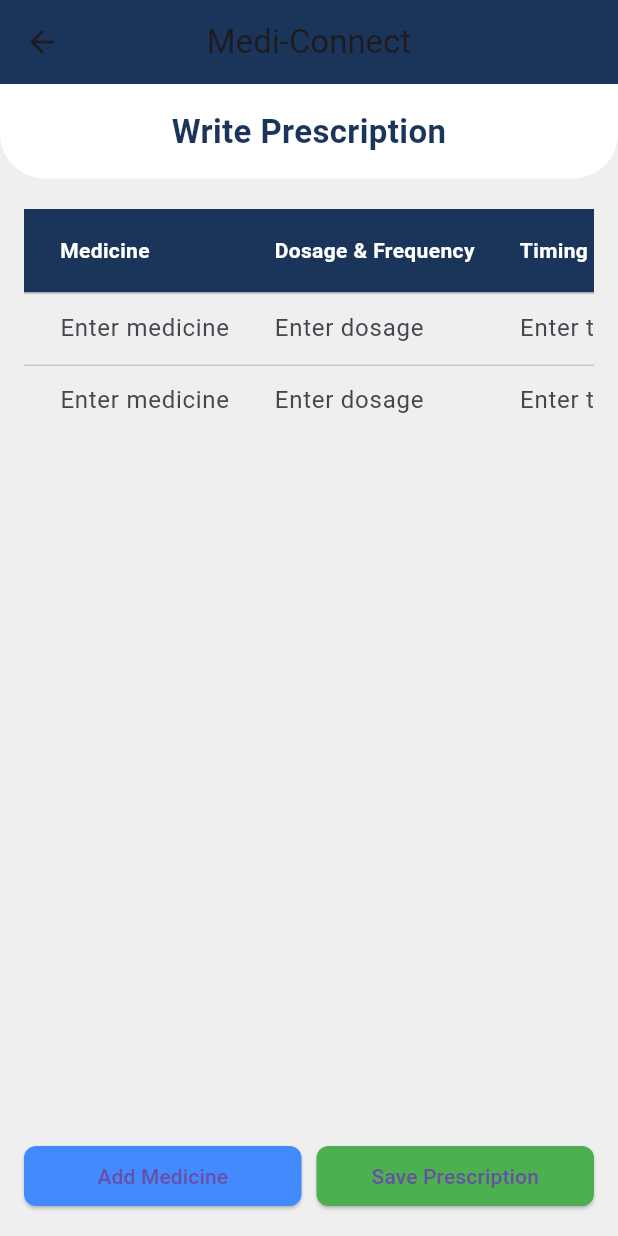
After one commit to xdanujj/mediconnect, a Flutter app: the DoctorPrescriptionInputPage screen opened directly, after a tap on "Add Medicine", on a phone screen of 412 x 824 dp. The commit adds this screen. Run offline on Flutter 3.47's test engine with Material 3 defaults, Android fonts, the phone set to English and light mode, and no system bars; our stand-ins replace file_picker, image_picker, printing, supabase_flutter; accounts and stored records are empty.

Commit message:
doctor prescription input

```diff
--- /dev/null
+++ b/mediconnect/lib/DoctorInputPrescriptionPage.dart
@@ -0,0 +1,177 @@
+import 'package:flutter/material.dart';
+
+class DoctorPrescriptionInputPage extends StatefulWidget {
+  const DoctorPrescriptionInputPage({Key? key}) : super(key: key);
+
+  @override
+  _DoctorPrescriptionInputPageState createState() => _DoctorPrescriptionInputPageState();
+}
+
+class _DoctorPrescriptionInputPageState extends State<DoctorPrescriptionInputPage> {
+  List<Map<String, TextEditingController>> prescriptions = [];
+
+  @override
+  void initState() {
+    super.initState();
+    // Start with one empty prescription row
+    addPrescriptionRow();
+  }
+
+  void addPrescriptionRow() {
+    prescriptions.add({
+      "Medicine": TextEditingController(),
+      "Dosage": TextEditingController(),
+      "Timing": TextEditingController(),
+    });
+    setState(() {});
+  }
+
+  void savePrescriptions() {
+    // You can modify this function to save to Supabase or your backend
+    for (var prescription in prescriptions) {
+      print("Medicine: ${prescription['Medicine']!.text}");
+      print("Dosage: ${prescription['Dosage']!.text}");
+      print("Timing: ${prescription['Timing']!.text}");
+      print('---');
+    }
+    // Show a simple success message
+    ScaffoldMessenger.of(context).showSnackBar(
+      const SnackBar(content: Text('Prescriptions saved successfully!')),
+    );
+  }
+
+  @override
+  void dispose() {
+    for (var prescription in prescriptions) {
+      prescription.values.forEach((controller) => controller.dispose());
+    }
+    super.dispose();
+  }
+
+  @override
+  Widget build(BuildContext context) {
+    return Scaffold(
+      backgroundColor: const Color(0xFFEFEFEF),
+      appBar: AppBar(
+        backgroundColor: const Color(0xFF1B355A),
+        title: const Text('Medi-Connect'),
+        centerTitle: true,
+        elevation: 0,
+      ),
+      body: Column(
+        children: [
+          Container(
+            padding: const EdgeInsets.symmetric(vertical: 16),
+            width: double.infinity,
+            decoration: const BoxDecoration(
+              color: Colors.white,
+              borderRadius: BorderRadius.only(
+                bottomLeft: Radius.circular(30),
+                bottomRight: Radius.circular(30),
+              ),
+            ),
+            child: const Text(
+              'Write Prescription',
+              textAlign: TextAlign.center,
+              style: TextStyle(
+                fontSize: 22,
+                fontWeight: FontWeight.bold,
+                color: Color(0xFF1B355A),
+              ),
+            ),
+          ),
+          const SizedBox(height: 20),
+          Expanded(
+            child: Padding(
+              padding: const EdgeInsets.symmetric(horizontal: 16),
+              child: SingleChildScrollView(
+                scrollDirection: Axis.vertical,
+                child: SingleChildScrollView(
+                  scrollDirection: Axis.horizontal,
+                  child: DataTable(
+                    columnSpacing: 30,
+                    headingRowColor: MaterialStateColor.resolveWith(
+                          (states) => const Color(0xFF1B355A),
+                    ),
+                    headingTextStyle: const TextStyle(
+                      color: Colors.white,
+                      fontWeight: FontWeight.bold,
+                    ),
+                    dataTextStyle: const TextStyle(
+                      color: Colors.black87,
+                      fontSize: 14,
+                    ),
+                    columns: const [
+                      DataColumn(label: Text('Medicine')),
+                      DataColumn(label: Text('Dosage & Frequency')),
+                      DataColumn(label: Text('Timing')),
+                    ],
+                    rows: prescriptions.map((prescription) {
+                      return DataRow(cells: [
+                        DataCell(TextField(
+                          controller: prescription["Medicine"],
+                          decoration: const InputDecoration(
+                            border: InputBorder.none,
+                            hintText: 'Enter medicine',
+                          ),
+                        )),
+                        DataCell(TextField(
+                          controller: prescription["Dosage"],
+                          decoration: const InputDecoration(
+                            border: InputBorder.none,
+                            hintText: 'Enter dosage',
+                          ),
+                        )),
+                        DataCell(TextField(
+                          controller: prescription["Timing"],
+                          decoration: const InputDecoration(
+                            border: InputBorder.none,
+                            hintText: 'Enter timing',
+                          ),
+                        )),
+                      ]);
+                    }).toList(),
+                  ),
+                ),
+              ),
+            ),
+          ),
+          const SizedBox(height: 10),
+          Padding(
+            padding: const EdgeInsets.symmetric(horizontal: 16),
+            child: Row(
+              children: [
+                Expanded(
+                  child: ElevatedButton(
+                    onPressed: addPrescriptionRow,
+                    style: ElevatedButton.styleFrom(
+                      backgroundColor: Colors.blueAccent,
+                      shape: RoundedRectangleBorder(
+                        borderRadius: BorderRadius.circular(8),
+                      ),
+                    ),
+                    child: const Text('Add Medicine'),
+                  ),
+                ),
+                const SizedBox(width: 10),
+                Expanded(
+                  child: ElevatedButton(
+                    onPressed: savePrescriptions,
+                    style: ElevatedButton.styleFrom(
+                      backgroundColor: Colors.green,
+                      shape: RoundedRectangleBorder(
+                        borderRadius: BorderRadius.circular(8),
+                      ),
+                    ),
+                    child: const Text('Save Prescription'),
+                  ),
+                ),
+              ],
+            ),
+          ),
+          const SizedBox(height: 16),
+        ],
+      ),
+    );
+  }
+}
```
Also changed, not shown: mediconnect/lib/doctordashboard.dart (+64 -5 lines).
